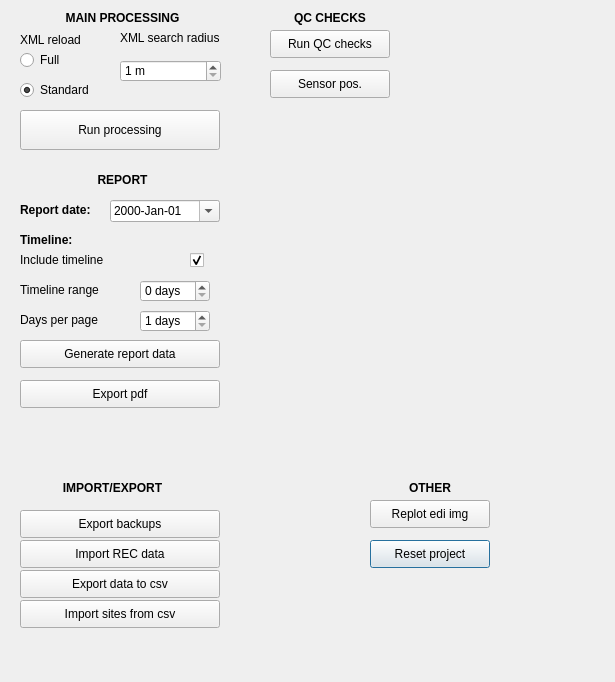
Qt form MTSM_dialog_base.ui (AGrand24/mtsm_plugin) before a commit.
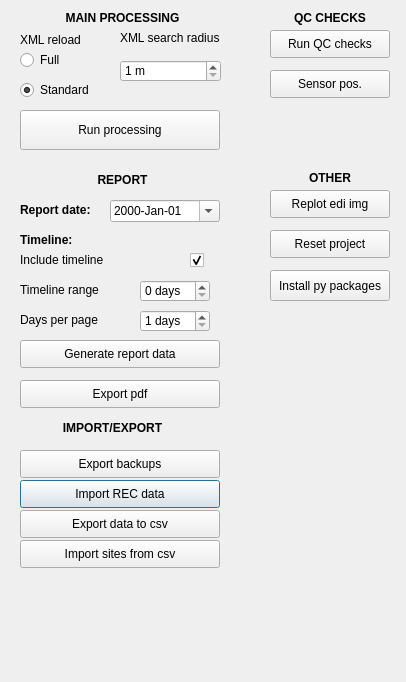
The same form after that commit.

Commit message: install packages

The edit to the form file:
```diff
--- a/MTSM_dialog_base.ui
+++ b/MTSM_dialog_base.ui
@@ -6,7 +6,7 @@
    <rect>
     <x>0</x>
     <y>0</y>
-    <width>615</width>
+    <width>406</width>
     <height>682</height>
    </rect>
   </property>
@@ -16,14 +16,14 @@
   <widget class="QPushButton" name="pb_clean_project">
    <property name="geometry">
     <rect>
-     <x>370</x>
-     <y>540</y>
+     <x>270</x>
+     <y>230</y>
      <width>120</width>
      <height>28</height>
     </rect>
    </property>
    <property name="focusPolicy">
-    <enum>Qt::StrongFocus</enum>
+    <enum>Qt::NoFocus</enum>
    </property>
    <property name="toolTip">
     <string>Creates folder structure, clear databasases. Run only when starting new project or have backups.</string>
@@ -39,7 +39,7 @@
    <property name="geometry">
     <rect>
      <x>20</x>
-     <y>540</y>
+     <y>480</y>
      <width>200</width>
      <height>28</height>
     </rect>
@@ -58,7 +58,7 @@
    <property name="geometry">
     <rect>
      <x>20</x>
-     <y>510</y>
+     <y>450</y>
      <width>200</width>
      <height>28</height>
     </rect>
@@ -290,7 +290,7 @@
    <property name="geometry">
     <rect>
      <x>0</x>
-     <y>480</y>
+     <y>420</y>
      <width>225</width>
      <height>16</height>
     </rect>
@@ -321,7 +321,7 @@
    <property name="geometry">
     <rect>
      <x>20</x>
-     <y>570</y>
+     <y>510</y>
      <width>200</width>
      <height>28</height>
     </rect>
@@ -349,8 +349,8 @@
   <widget class="QLabel" name="lab_other">
    <property name="geometry">
     <rect>
-     <x>370</x>
-     <y>480</y>
+     <x>270</x>
+     <y>170</y>
      <width>120</width>
      <height>16</height>
     </rect>
@@ -380,8 +380,8 @@
   <widget class="QPushButton" name="pb_replot_edi">
    <property name="geometry">
     <rect>
-     <x>370</x>
-     <y>500</y>
+     <x>270</x>
+     <y>190</y>
      <width>120</width>
      <height>28</height>
     </rect>
@@ -703,7 +703,7 @@
    <property name="geometry">
     <rect>
      <x>20</x>
-     <y>600</y>
+     <y>540</y>
      <width>200</width>
      <height>28</height>
     </rect>
@@ -718,6 +718,28 @@
     <string>Import sites from csv</string>
    </property>
   </widget>
+  <widget class="QPushButton" name="pb_install_packages">
+   <property name="geometry">
+    <rect>
+     <x>270</x>
+     <y>270</y>
+     <width>120</width>
+     <height>31</height>
+    </rect>
+   </property>
+   <property name="focusPolicy">
+    <enum>Qt::StrongFocus</enum>
+   </property>
+   <property name="toolTip">
+    <string>Install python packages</string>
+   </property>
+   <property name="text">
+    <string>Install py packages</string>
+   </property>
+   <property name="autoDefault">
+    <bool>true</bool>
+   </property>
+  </widget>
  </widget>
  <resources/>
  <connections/>
```
The commit also changes 1 other file.
